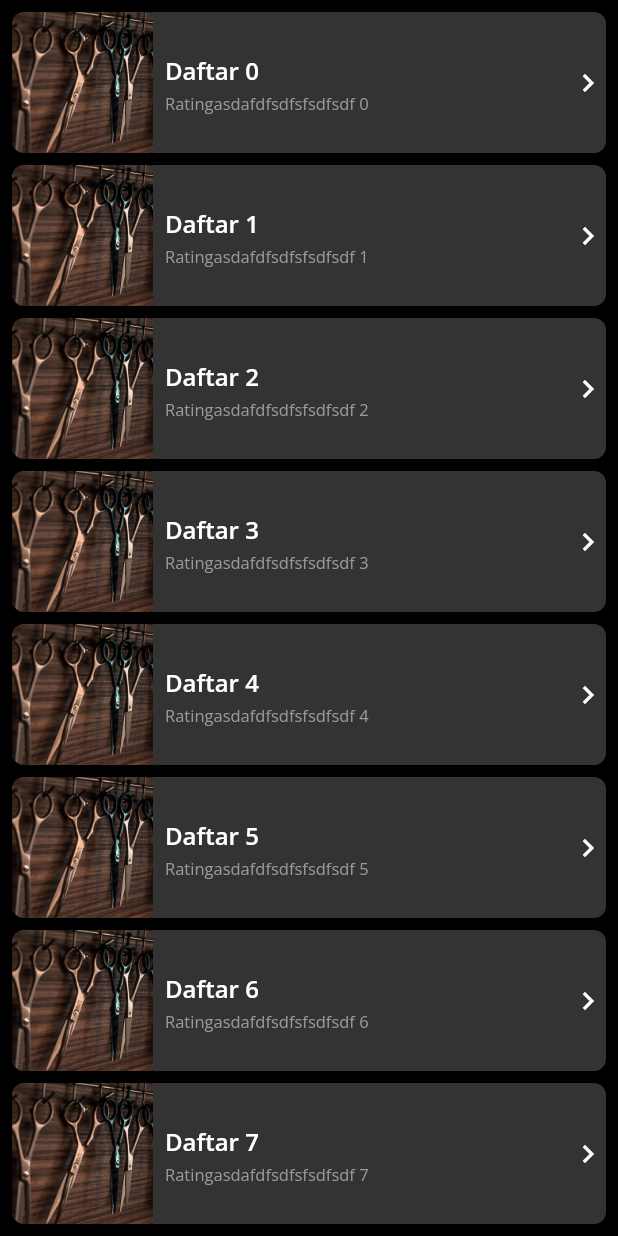
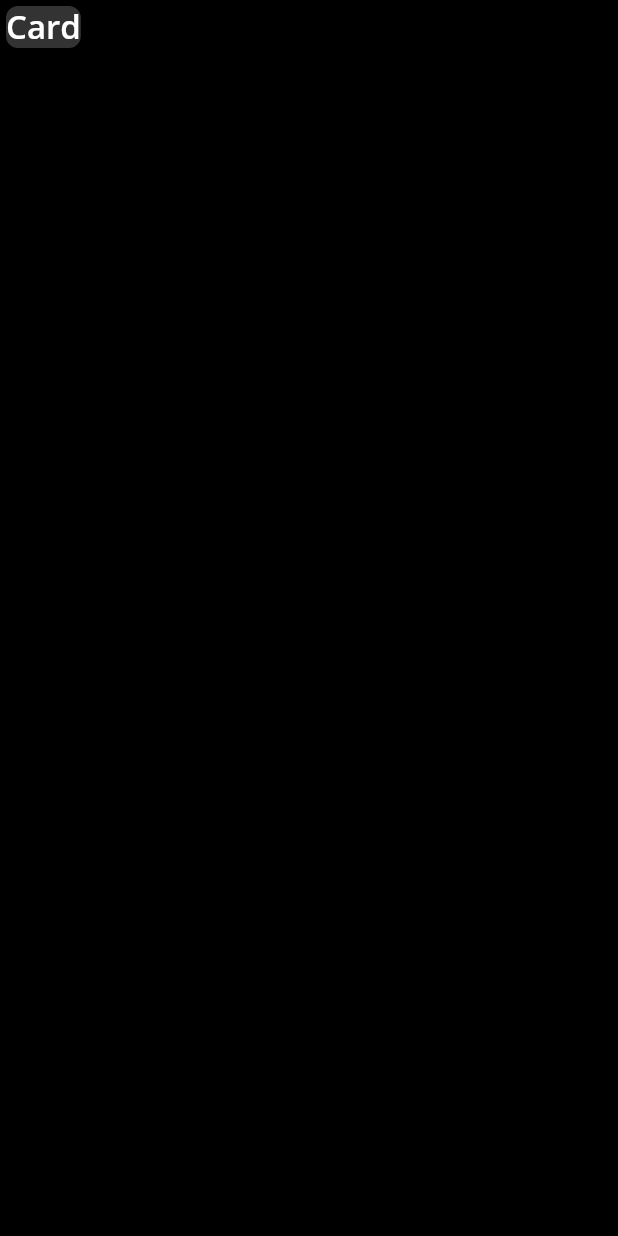
Before and after one commit to kevinkwee/barberia_ui, a Flutter app: the screen it shows after launch, on a phone screen of 412 x 824 dp. Run offline on Flutter 3.47's test engine with Material 2 defaults, Android fonts, the phone set to English and light mode, and no system bars.

Commit message:
feat(barberia_ui): create BarberiaCard component

```diff
--- a/example/lib/main.dart
+++ b/example/lib/main.dart
@@ -31,49 +31,21 @@ class ListPage extends StatelessWidget {
   @override
   Widget build(BuildContext context) {
     return Scaffold(
-      body: ListView(
-        padding: const EdgeInsets.all(8),
-        children: List.generate(
-          10,
-          (index) => Padding(
-            padding: const EdgeInsets.only(bottom: 8),
-            child: BarberiaListTile(
-              onTap: () => print('$index tapped'),
-              padding: EdgeInsets.zero,
-              prefix: ClipRRect(
-                borderRadius: borderRadius.copyWith(
-                  topRight: Radius.zero,
-                  bottomRight: Radius.zero,
-                ),
-                child: Image.asset(
-                  'assets/images/barber.jpg',
-                  height: 94,
-                  width: 94,
-                  fit: BoxFit.cover,
-                ),
-              ),
-              title: BarberiaText.titleMedium('Daftar $index'),
-              subtitle: Row(
-                mainAxisSize: MainAxisSize.min,
-                children: [
-                  // Icon(
-                  //   Icons.star,
-                  //   color: BarberiaColors.maximumYellowRed500,
-                  // ),
-                  BarberiaText.caption(
-                    'Ratingasdafdfsdfsfsdfsdf $index',
-                    emphasis: Emphasis.less,
-                  ),
-                ],
-              ),
-              suffix: Icon(
-                Icons.chevron_right,
-                color: BarberiaColors.neutral0,
-              ),
-            ),
-          ),
-        ),
+      body: BarberiaCard(
+        child: BarberiaText.titleLarge('Card'),
       ),
+      // body: ListView(
+      //   padding: const EdgeInsets.all(8),
+      //   children: List.generate(
+      //     10,
+      //     (index) => Padding(
+      //       padding: const EdgeInsets.only(bottom: 8),
+      //       child: BarberiaCard(
+      //         child: BarberiaText.titleLarge('Card $index'),
+      //       ),
+      //     ),
+      //   ),
+      // ),
     );
   }
 }
--- a/lib/barberia_ui.dart
+++ b/lib/barberia_ui.dart
@@ -5,12 +5,6 @@ export 'src/button/button.dart';
 export 'src/button/button_variant.dart';
 export 'src/button/outlined_button.dart';
 export 'src/button/text_button.dart';
-
-// constants
-export 'src/constants.dart';
-
-// colors
-export 'src/colors.dart';
 
 // form
 export 'src/form/text_form_field.dart';
@@ -22,3 +16,8 @@ export 'src/list/list_tile.dart';
 // text
 export 'src/text/emphasis.dart';
 export 'src/text/text.dart';
+
+// shared
+export 'src/card.dart';
+export 'src/colors.dart';
+export 'src/constants.dart';
--- a/lib/src/button/button.dart
+++ b/lib/src/button/button.dart
@@ -27,6 +27,6 @@ class BarberiaButton extends BarberiaBaseButton {
 
   @override
   Color resolveContentColor() {
-    return enabled ? BarberiaColors.neutral1000 : BarberiaColors.neutral300;
+    return enabled ? BarberiaColors.onPrimary : BarberiaColors.neutral300;
   }
 }
--- a/lib/src/button/text_button.dart
+++ b/lib/src/button/text_button.dart
@@ -11,11 +11,14 @@ class BarberiaTextButton extends BarberiaBaseButton {
     super.variant = ButtonVariant.large,
     super.enabled = true,
     super.dense = false,
+    this.color = BarberiaColors.neutral50,
     required super.label,
   }) : super(
           busy: false,
           splashColor: BarberiaColors.neutral900,
         );
+
+  final Color color;
 
   @override
   BorderSide resolveBorderSide() => BorderSide.none;
@@ -25,6 +28,6 @@ class BarberiaTextButton extends BarberiaBaseButton {
 
   @override
   Color resolveContentColor() {
-    return enabled ? BarberiaColors.neutral50 : BarberiaColors.neutral500;
+    return enabled ? color : BarberiaColors.neutral500;
   }
 }
--- /dev/null
+++ b/lib/src/card.dart
@@ -0,0 +1,21 @@
+import 'package:flutter/material.dart';
+
+import 'colors.dart';
+import 'constants.dart';
+
+class BarberiaCard extends StatelessWidget {
+  const BarberiaCard({super.key, required this.child});
+
+  final Widget child;
+
+  @override
+  Widget build(BuildContext context) {
+    return Card(
+      elevation: 0,
+      color: BarberiaColors.surface,
+      shape: const RoundedRectangleBorder(borderRadius: borderRadius),
+      clipBehavior: Clip.antiAlias,
+      child: child,
+    );
+  }
+}
--- a/lib/src/colors.dart
+++ b/lib/src/colors.dart
@@ -32,6 +32,10 @@ class BarberiaColors {
   static const info = neonBlue500;
   static const warning = maximumYellowRed500;
 
+  static const onPrimary = neutral1000;
+  static const onBackground = neutral1000;
+  static const onSurface = neutral0;
+
   static const defaultTextColor = neutral100;
   static const highlightTextColor = neutral0;
 
--- a/lib/src/list/list_tile.dart
+++ b/lib/src/list/list_tile.dart
@@ -38,7 +38,7 @@ class BarberiaListTile extends StatelessWidget {
   @override
   Widget build(BuildContext context) {
     return Material(
-      color: BarberiaColors.neutral800,
+      color: BarberiaColors.surface,
       borderRadius: borderRadius,
       child: Container(
         decoration: const BoxDecoration(
@@ -51,9 +51,9 @@ class BarberiaListTile extends StatelessWidget {
         clipBehavior: Clip.hardEdge,
         child: InkWell(
           onTap: onTap,
-          highlightColor: BarberiaColors.neutral700,
+          highlightColor: BarberiaColors.neutral700.withOpacity(0.5),
           hoverColor: BarberiaColors.neutral900.withOpacity(0.5),
-          splashColor: BarberiaColors.neutral600,
+          splashColor: BarberiaColors.neutral600.withOpacity(0.5),
           borderRadius: borderRadius,
           child: Padding(
             padding: padding,
```
